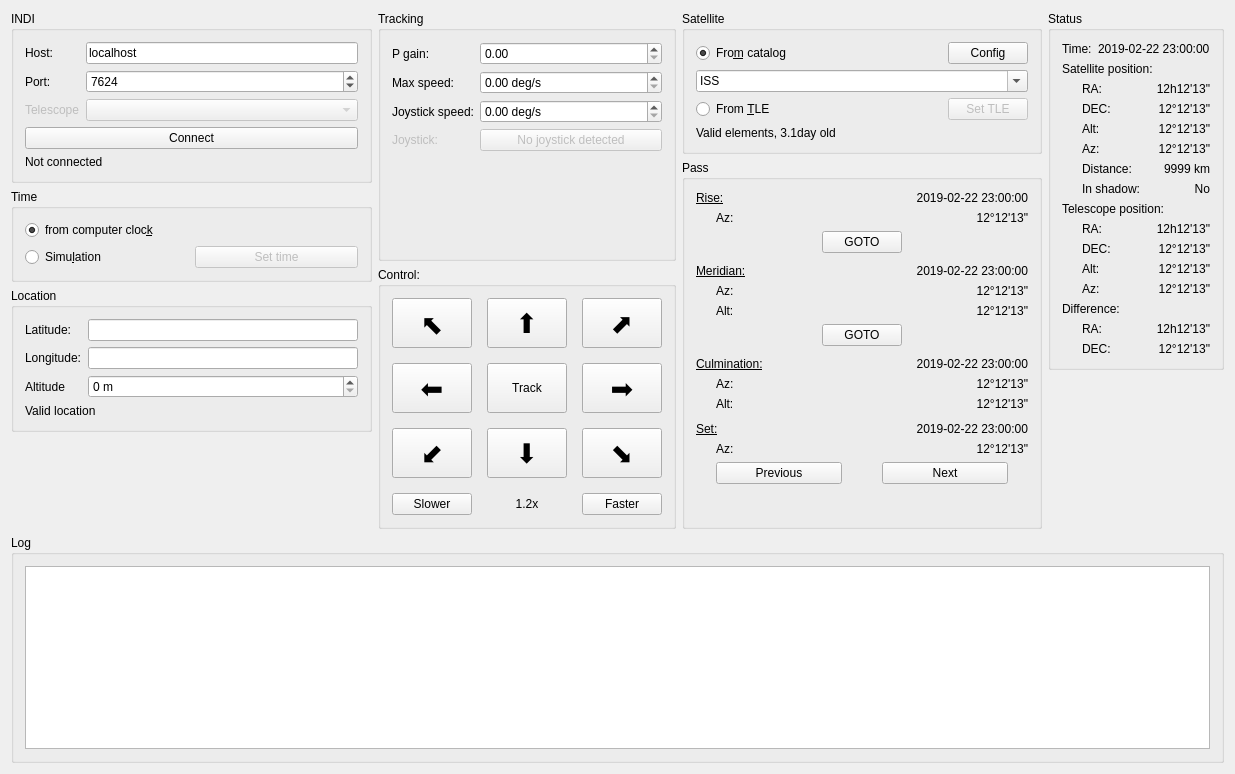
First picture: the form in mainwindow.ui, repository farom57/Orbit-hunter, before the edit.
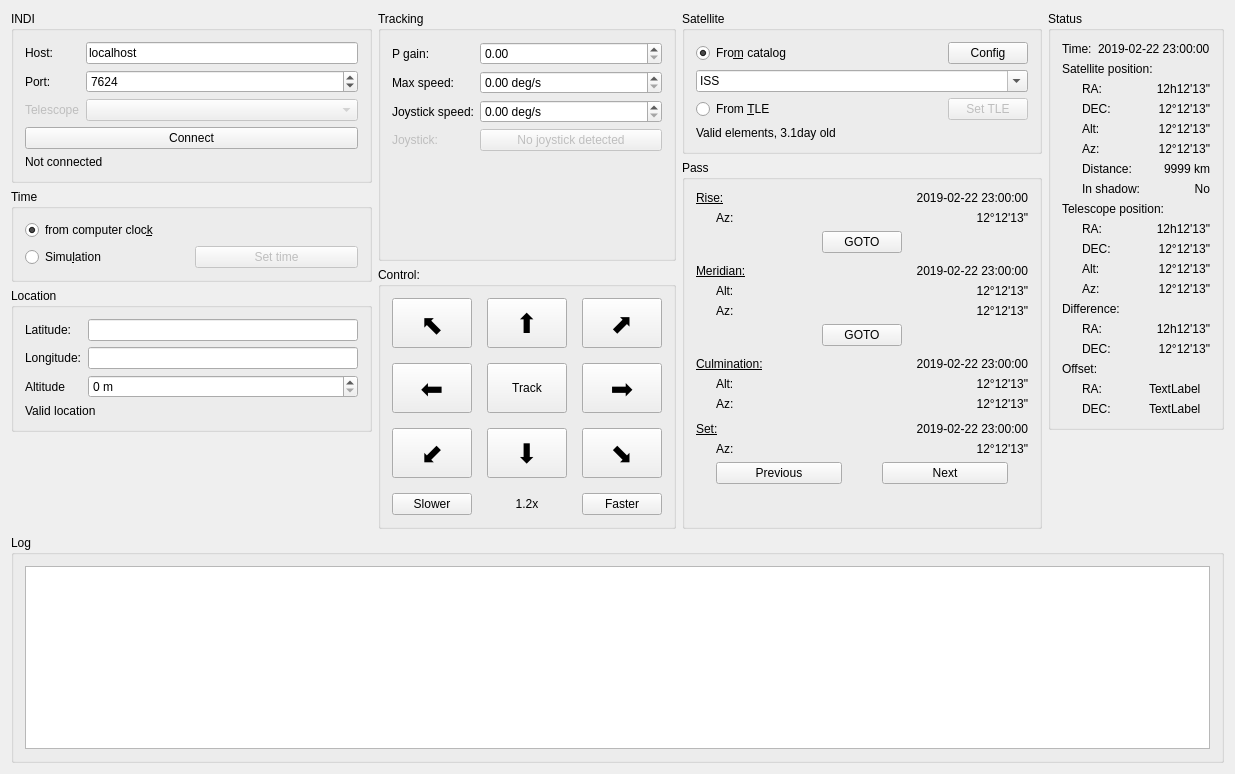
Second picture: the form after the edit.

The edit to the form file:
```diff
--- a/mainwindow.ui
+++ b/mainwindow.ui
@@ -709,7 +709,7 @@
              <item row="10" column="0">
               <widget class="QLabel" name="label_14">
                <property name="text">
-                <string>Az:</string>
+                <string>Alt:</string>
                </property>
                <property name="indent">
                 <number>20</number>
@@ -759,7 +759,7 @@
               </widget>
              </item>
              <item row="6" column="1">
-              <widget class="QLabel" name="meridian_alt_lbl">
+              <widget class="QLabel" name="meridian_az_lbl">
                <property name="text">
                 <string>12°12'13&quot;</string>
                </property>
@@ -793,7 +793,7 @@
              <item row="5" column="0">
               <widget class="QLabel" name="label_17">
                <property name="text">
-                <string>Az:</string>
+                <string>Alt:</string>
                </property>
                <property name="indent">
                 <number>20</number>
@@ -811,7 +811,7 @@
               </widget>
              </item>
              <item row="10" column="1">
-              <widget class="QLabel" name="culmination_az_lbl">
+              <widget class="QLabel" name="culmination_alt_lbl">
                <property name="text">
                 <string>12°12'13&quot;</string>
                </property>
@@ -821,7 +821,7 @@
               </widget>
              </item>
              <item row="5" column="1">
-              <widget class="QLabel" name="meridian_az_lbl">
+              <widget class="QLabel" name="meridian_alt_lbl">
                <property name="text">
                 <string>12°12'13&quot;</string>
                </property>
@@ -936,7 +936,7 @@
              <item row="6" column="0">
               <widget class="QLabel" name="label_18">
                <property name="text">
-                <string>Alt:</string>
+                <string>Az:</string>
                </property>
                <property name="indent">
                 <number>20</number>
@@ -966,7 +966,7 @@
               </widget>
              </item>
              <item row="11" column="1">
-              <widget class="QLabel" name="culmination_alt_lbl">
+              <widget class="QLabel" name="culmination_az_lbl">
                <property name="text">
                 <string>12°12'13&quot;</string>
                </property>
@@ -1010,7 +1010,7 @@
              <item row="11" column="0">
               <widget class="QLabel" name="label_15">
                <property name="text">
-                <string>Alt:</string>
+                <string>Az:</string>
                </property>
                <property name="indent">
                 <number>20</number>
@@ -1361,6 +1361,48 @@
              </item>
             </layout>
            </item>
+           <item>
+            <widget class="QLabel" name="label_6">
+             <property name="text">
+              <string>Offset:</string>
+             </property>
+            </widget>
+           </item>
+           <item>
+            <layout class="QGridLayout" name="gridLayout_6">
+             <property name="leftMargin">
+              <number>20</number>
+             </property>
+             <item row="0" column="0">
+              <widget class="QLabel" name="label_22">
+               <property name="text">
+                <string>RA:</string>
+               </property>
+              </widget>
+             </item>
+             <item row="0" column="1">
+              <widget class="QLabel" name="offset_ra_lbl">
+               <property name="text">
+                <string>TextLabel</string>
+               </property>
+              </widget>
+             </item>
+             <item row="1" column="0">
+              <widget class="QLabel" name="label_32">
+               <property name="text">
+                <string>DEC:</string>
+               </property>
+              </widget>
+             </item>
+             <item row="1" column="1">
+              <widget class="QLabel" name="offset_dec_lbl">
+               <property name="text">
+                <string>TextLabel</string>
+               </property>
+              </widget>
+             </item>
+            </layout>
+           </item>
           </layout>
          </widget>
         </item>
```
